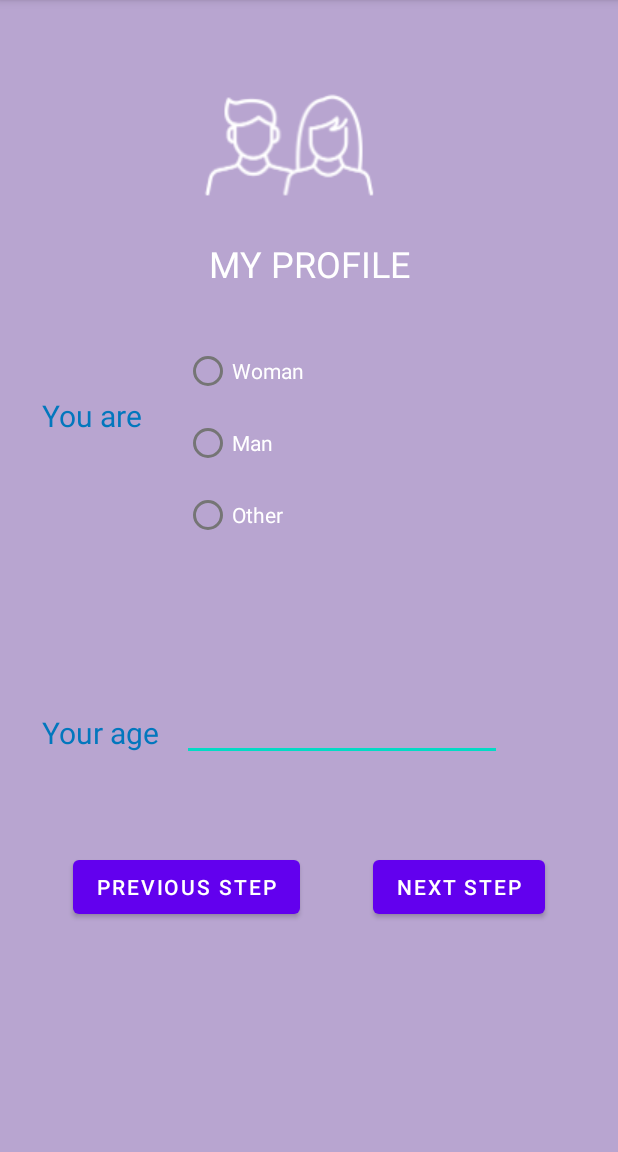
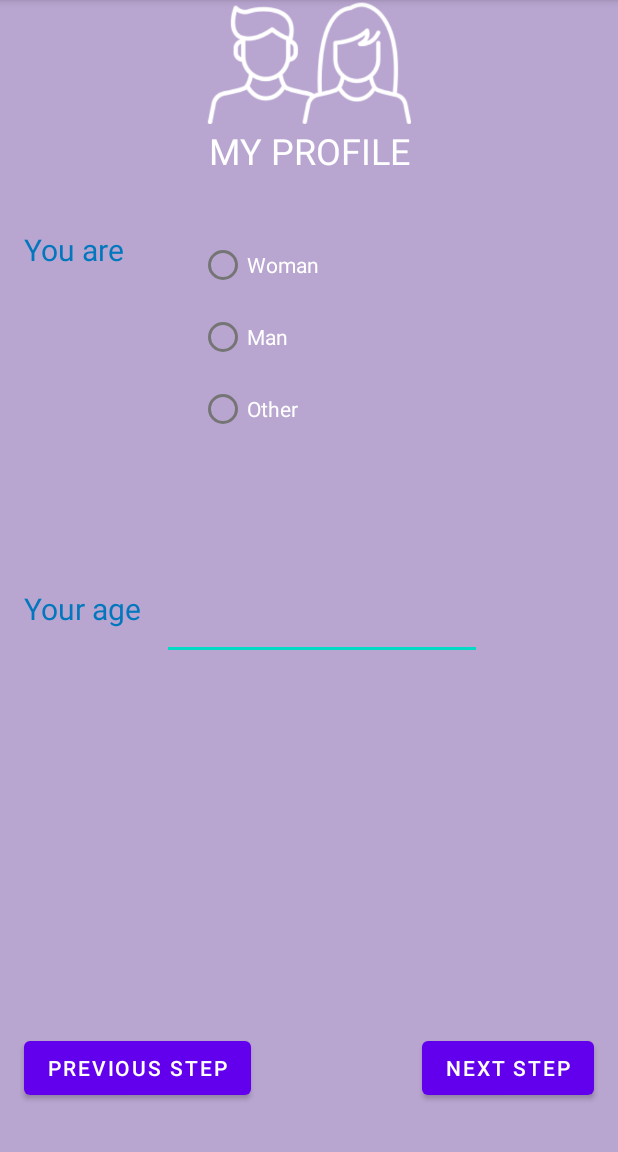
Before and after one commit to hylionx/HealthCheck, an Android app: the JeSuis screen opened directly, with no data from a screen before it, on a phone screen of 412 x 824 dp, the part 84-1236 px from its top. Run offline under Robolectric (Android 15) with nearby library versions, the light colour scheme and no system bars.

Commit message:
Creation second activity

```diff
--- a/app/src/main/res/layout-land/activity_je_suis.xml
+++ /dev/null
@@ -1,112 +0,0 @@
-<?xml version="1.0" encoding="utf-8"?>
-<androidx.constraintlayout.widget.ConstraintLayout xmlns:android="http://schemas.android.com/apk/res/android"
-    xmlns:app="http://schemas.android.com/apk/res-auto"
-    xmlns:tools="http://schemas.android.com/tools"
-    android:layout_width="match_parent"
-    android:layout_height="match_parent"
-    tools:context=".JeSuis">
-
-    <ImageView
-        android:id="@+id/profil"
-        android:layout_width="wrap_content"
-        android:layout_height="wrap_content"
-        android:layout_marginTop="84dp"
-        android:contentDescription="@string/profil_img"
-        android:src="@drawable/profil"
-        app:layout_constraintEnd_toEndOf="parent"
-        app:layout_constraintHorizontal_bias="0.09"
-        app:layout_constraintStart_toStartOf="parent"
-        app:layout_constraintTop_toTopOf="parent"
-        tools:ignore="ImageContrastCheck" />
-
-    <TextView
-        android:id="@+id/txt_you_are"
-        android:layout_width="wrap_content"
-        android:layout_height="wrap_content"
-        android:layout_marginEnd="76dp"
-        android:layout_marginBottom="124dp"
-        android:text="@string/you_are"
-        android:textColor="#0277BD"
-        android:textSize="20sp"
-        app:layout_constraintBottom_toTopOf="@+id/age_txt"
-        app:layout_constraintEnd_toStartOf="@+id/rg_selection" />
-
-    <RadioGroup
-        android:id="@+id/rg_selection"
-        android:layout_width="149dp"
-        android:layout_height="160dp"
-        android:layout_marginTop="28dp"
-        android:layout_marginEnd="140dp"
-        app:layout_constraintEnd_toEndOf="parent"
-        app:layout_constraintTop_toTopOf="parent">
-
-        <RadioButton
-            android:id="@+id/rb_woman"
-            android:layout_width="match_parent"
-            android:layout_height="wrap_content"
-            android:text="@string/woman" />
-
-        <RadioButton
-            android:id="@+id/rb_man"
-            android:layout_width="match_parent"
-            android:layout_height="wrap_content"
-            android:text="@string/man" />
-
-        <RadioButton
-            android:id="@+id/rb_other"
-            android:layout_width="match_parent"
-            android:layout_height="wrap_content"
-            android:minHeight="48dp"
-            android:text="@string/other" />
-    </RadioGroup>
-
-    <TextView
-        android:id="@+id/age_txt"
-        android:layout_width="wrap_content"
-        android:layout_height="wrap_content"
-        android:layout_marginStart="276dp"
-        android:layout_marginBottom="68dp"
-        android:labelFor="@id/edit_age"
-        android:text="@string/your_age"
-        android:textColor="#0277BD"
-        android:textSize="20sp"
-        app:layout_constraintBottom_toTopOf="@+id/btn_prec"
-        app:layout_constraintStart_toStartOf="parent" />
-
-    <EditText
-        android:id="@+id/edit_age"
-        android:layout_width="wrap_content"
-        android:layout_height="wrap_content"
-        android:layout_marginTop="40dp"
-        android:ems="10"
-        android:importantForAutofill="no"
-        android:inputType="number"
-        android:minHeight="48dp"
-        app:layout_constraintEnd_toEndOf="parent"
-        app:layout_constraintHorizontal_bias="0.245"
-        app:layout_constraintStart_toEndOf="@+id/age_txt"
-        app:layout_constraintTop_toBottomOf="@+id/rg_selection"
-        tools:ignore="DuplicateSpeakableTextCheck" />
-
-    <Button
-        android:id="@+id/btn_prec"
-        android:layout_width="wrap_content"
-        android:layout_height="wrap_content"
-        android:layout_marginTop="56dp"
-        android:text="@string/previous_step"
-        app:layout_constraintEnd_toStartOf="@+id/btn_suiv"
-        app:layout_constraintHorizontal_bias="0.25"
-        app:layout_constraintStart_toStartOf="parent"
-        app:layout_constraintTop_toBottomOf="@+id/edit_age" />
-
-    <Button
-        android:id="@+id/btn_suiv"
-        android:layout_width="wrap_content"
-        android:layout_height="wrap_content"
-        android:layout_marginTop="56dp"
-        android:text="@string/next_step"
-        app:layout_constraintEnd_toEndOf="parent"
-        app:layout_constraintStart_toEndOf="@+id/btn_prec"
-        app:layout_constraintTop_toBottomOf="@+id/edit_age" />
-
-</androidx.constraintlayout.widget.ConstraintLayout>
--- a/app/src/main/res/layout/activity_je_suis.xml
+++ b/app/src/main/res/layout/activity_je_suis.xml
@@ -5,45 +5,29 @@
     android:layout_width="match_parent"
     android:layout_height="match_parent"
     android:background="#B8A5D0"
+    android:contentDescription="@string/my_profile"
     tools:context=".JeSuis">
-
-    <ImageView
-        android:id="@+id/profil"
-        android:layout_width="wrap_content"
-        android:layout_height="wrap_content"
-        android:layout_marginTop="44dp"
-        android:contentDescription="@string/profil_img"
-        android:src="@drawable/profil"
-        android:textAlignment="center"
-        app:layout_constraintEnd_toEndOf="parent"
-        app:layout_constraintHorizontal_bias="0.46"
-        app:layout_constraintStart_toStartOf="parent"
-        app:layout_constraintTop_toTopOf="parent"
-        tools:ignore="ImageContrastCheck" />
 
     <TextView
         android:id="@+id/txt_you_are"
         android:layout_width="wrap_content"
         android:layout_height="wrap_content"
-        android:layout_marginStart="28dp"
-        android:layout_marginTop="104dp"
+        android:layout_marginStart="16dp"
         android:text="@string/you_are"
         android:textColor="#0277BD"
         android:textSize="20sp"
         app:layout_constraintStart_toStartOf="parent"
-        app:layout_constraintTop_toBottomOf="@+id/profil"
+        app:layout_constraintTop_toTopOf="@+id/rg_selection"
         tools:ignore="TextContrastCheck" />
 
     <RadioGroup
         android:id="@+id/rg_selection"
-        android:layout_width="149dp"
-        android:layout_height="160dp"
-        android:layout_marginTop="64dp"
-        android:layout_marginEnd="140dp"
-        app:layout_constraintEnd_toEndOf="parent"
-        app:layout_constraintHorizontal_bias="1.0"
-        app:layout_constraintStart_toEndOf="@+id/txt_you_are"
-        app:layout_constraintTop_toBottomOf="@+id/profil">
+        android:layout_width="148dp"
+        android:layout_height="155dp"
+        android:layout_marginTop="36dp"
+        app:layout_constraintEnd_toEndOf="@+id/titre_je_suis"
+        app:layout_constraintStart_toStartOf="@+id/titre_je_suis"
+        app:layout_constraintTop_toBottomOf="@+id/titre_je_suis">
 
         <RadioButton
             android:id="@+id/rb_woman"
@@ -75,28 +59,27 @@
         android:id="@+id/age_txt"
         android:layout_width="wrap_content"
         android:layout_height="wrap_content"
-        android:layout_marginStart="28dp"
-        android:layout_marginTop="184dp"
+        android:layout_marginStart="16dp"
         android:labelFor="@id/edit_age"
         android:text="@string/your_age"
         android:textColor="#0277BD"
         android:textSize="20sp"
         app:layout_constraintStart_toStartOf="parent"
-        app:layout_constraintTop_toBottomOf="@+id/txt_you_are"
+        app:layout_constraintTop_toTopOf="@+id/edit_age"
         tools:ignore="TextContrastCheck" />
 
     <EditText
         android:id="@+id/edit_age"
         android:layout_width="wrap_content"
         android:layout_height="wrap_content"
-        android:layout_marginTop="76dp"
+        android:layout_marginStart="16dp"
+        android:layout_marginTop="84dp"
         android:ems="10"
         android:importantForAutofill="no"
         android:inputType="number"
         android:minHeight="48dp"
-        app:layout_constraintEnd_toEndOf="parent"
-        app:layout_constraintHorizontal_bias="0.159"
-        app:layout_constraintStart_toEndOf="@+id/age_txt"
+        app:layout_constraintEnd_toEndOf="@+id/rg_selection"
+        app:layout_constraintStart_toStartOf="@+id/rg_selection"
         app:layout_constraintTop_toBottomOf="@+id/rg_selection"
         tools:ignore="DuplicateSpeakableTextCheck" />
 
@@ -104,23 +87,21 @@
         android:id="@+id/btn_prec"
         android:layout_width="wrap_content"
         android:layout_height="wrap_content"
-        android:layout_marginTop="60dp"
+        android:layout_marginStart="16dp"
         android:text="@string/previous_step"
-        app:layout_constraintEnd_toStartOf="@+id/btn_suiv"
-        app:layout_constraintHorizontal_bias="0.25"
         app:layout_constraintStart_toStartOf="parent"
-        app:layout_constraintTop_toBottomOf="@+id/edit_age"
+        app:layout_constraintTop_toTopOf="@+id/btn_suiv"
         tools:ignore="TextContrastCheck" />
 
     <Button
         android:id="@+id/btn_suiv"
         android:layout_width="wrap_content"
         android:layout_height="wrap_content"
-        android:layout_marginTop="60dp"
+        android:layout_marginEnd="16dp"
+        android:layout_marginBottom="32dp"
         android:text="@string/next_step"
+        app:layout_constraintBottom_toBottomOf="parent"
         app:layout_constraintEnd_toEndOf="parent"
-        app:layout_constraintStart_toEndOf="@+id/btn_prec"
-        app:layout_constraintTop_toBottomOf="@+id/edit_age"
         tools:ignore="TextContrastCheck" />
 
     <TextView
@@ -131,9 +112,21 @@
         android:textAlignment="center"
         android:textColor="#FFFFFF"
         android:textSize="24sp"
-        app:layout_constraintEnd_toEndOf="parent"
-        app:layout_constraintStart_toStartOf="parent"
+        app:layout_constraintEnd_toEndOf="@+id/profil"
+        app:layout_constraintStart_toStartOf="@+id/profil"
         app:layout_constraintTop_toBottomOf="@+id/profil"
         tools:ignore="TextContrastCheck" />
 
+    <ImageView
+        android:id="@+id/profil"
+        android:layout_width="136dp"
+        android:layout_height="84dp"
+        android:contentDescription="@string/my_profile"
+        app:layout_constraintEnd_toEndOf="parent"
+        app:layout_constraintStart_toStartOf="parent"
+        app:layout_constraintTop_toTopOf="parent"
+        app:srcCompat="@drawable/profill"
+        tools:ignore="ImageContrastCheck" />
+
+
 </androidx.constraintlayout.widget.ConstraintLayout>
--- a/app/src/main/res/values/strings.xml
+++ b/app/src/main/res/values/strings.xml
@@ -1,6 +1,5 @@
 <resources>
-    <string name="app_name">HealthCheck</string>
-    <string name="logo" translatable="false">logo</string>
+    <string name="app_name" translatable="false">HealthCheck</string>
     <string name="your_name">Your name</string>
     <string name="name">Name</string>
     <string name="start_test">START TEST</string>
@@ -21,4 +20,6 @@
     <string name="question1">Do you have a heart condition?</string>
     <string name="my_profile">MY PROFILE</string>
     <string name="question2">Are you diabetic?</string>
+    <string name="titre_main">How is your heart?</string>
+    <string name="text_main">10 minutes and 8 subjects to discover!</string>
 </resources>
```
Also changed, not shown: app/src/main/res/drawable/background.xml (added, +12 -0 lines), app/src/main/res/layout-land/activity_main.xml (deleted, +0 -59 lines), app/src/main/res/layout/activity_main.xml (+43 -24 lines), app/src/main/res/drawable/logo.png (deleted), app/src/main/res/drawable/profill.png (added), 2 other files.
